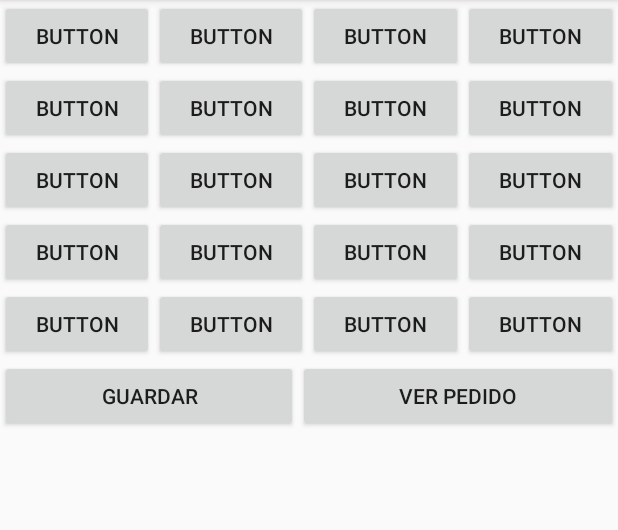
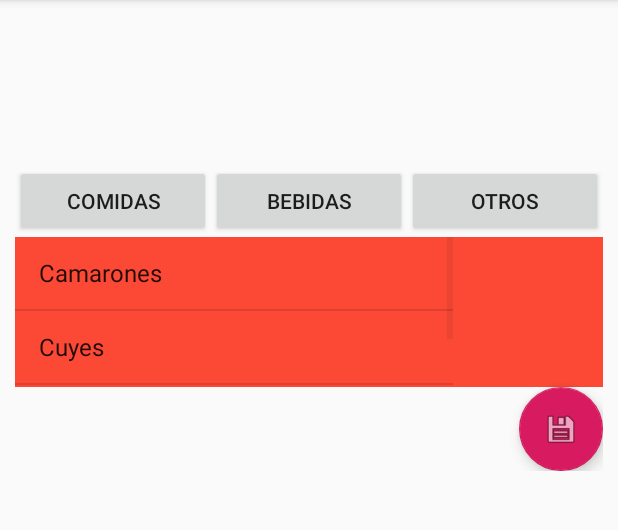
Before and after one commit to Cristian123AT/llutis, an Android app: the ActivityPedido3 screen opened directly, with no data from a screen before it, on a phone screen of 412 x 824 dp, the part 84-614 px from its top. Run offline under Robolectric (Android 15) with nearby library versions, the phone set to English and light mode, and no system bars.

Commit message:
añadiendo fragments

```diff
--- a/app/build.gradle
+++ b/app/build.gradle
@@ -27,9 +27,12 @@ dependencies {
     implementation 'androidx.navigation:navigation-fragment:2.0.0'
     implementation 'androidx.navigation:navigation-ui:2.0.0'
     implementation 'androidx.lifecycle:lifecycle-extensions:2.0.0'
+    implementation 'androidx.wear:wear:1.0.0'
+    implementation 'androidx.legacy:legacy-support-v4:1.0.0'
     testImplementation 'junit:junit:4.12'
     implementation 'com.google.firebase:firebase-core:17.0.0'
     androidTestImplementation 'androidx.test.ext:junit:1.1.0'
     androidTestImplementation 'androidx.test.espresso:espresso-core:3.1.1'
     implementation 'com.google.firebase:firebase-database:19.5.1'
+    compileOnly 'com.google.android.wearable:wearable:2.6.0'
 }
--- a/app/src/main/java/com/example/llutis/ActivityPedido3.java
+++ b/app/src/main/java/com/example/llutis/ActivityPedido3.java
@@ -1,15 +1,62 @@
 package com.example.llutis;
 
 import androidx.appcompat.app.AppCompatActivity;
+import androidx.fragment.app.Fragment;
+import androidx.fragment.app.FragmentTransaction;
 
+import android.annotation.SuppressLint;
 import android.os.Bundle;
+import android.view.View;
+import android.widget.Button;
 
-public class ActivityPedido3 extends AppCompatActivity {
+public class ActivityPedido3 extends AppCompatActivity  {
 
+    Comida comida;
+    Bebida bebida;
+
+    Otro otro;
     @Override
     protected void onCreate(Bundle savedInstanceState) {
         super.onCreate(savedInstanceState);
         setContentView(R.layout.activity_pedido3);
 
+        comida = new Comida();
+        bebida = new Bebida();
+        otro = new Otro();
+        getSupportFragmentManager().beginTransaction().add(R.id.comanda, comida).commit();
+        Button btnComidas = (Button)findViewById(R.id.comidas);
+        Button btnBebidas = (Button)findViewById(R.id.bebidas);
+        Button btnOtros = (Button)findViewById(R.id.otros);
+
+        btnComidas.setOnClickListener(new View.OnClickListener() {
+            @Override
+            public void onClick(View view) {
+                FragmentTransaction transaction = getSupportFragmentManager().beginTransaction();
+                transaction.replace(R.id.comanda, comida);
+                transaction.commit();
+            }
+        });
+
+        btnBebidas.setOnClickListener(new View.OnClickListener() {
+            @Override
+            public void onClick(View view) {
+                FragmentTransaction transaction = getSupportFragmentManager().beginTransaction();
+                transaction.replace(R.id.comanda, bebida);
+                transaction.commit();
+
+            }
+        });
+        btnOtros.setOnClickListener(new View.OnClickListener() {
+            @Override
+            public void onClick(View view) {
+                FragmentTransaction transaction = getSupportFragmentManager().beginTransaction();
+                transaction.replace(R.id.comanda, otro);
+                transaction.commit();
+
+            }
+        });
+
     }
+
+
 }
--- /dev/null
+++ b/app/src/main/java/com/example/llutis/Bebida.java
@@ -0,0 +1,64 @@
+package com.example.llutis;
+
+import android.os.Bundle;
+
+import androidx.fragment.app.Fragment;
+
+import android.view.LayoutInflater;
+import android.view.View;
+import android.view.ViewGroup;
+
+/**
+ * A simple {@link Fragment} subclass.
+ * Use the {@link Bebida#newInstance} factory method to
+ * create an instance of this fragment.
+ */
+public class Bebida extends Fragment {
+
+    // TODO: Rename parameter arguments, choose names that match
+    // the fragment initialization parameters, e.g. ARG_ITEM_NUMBER
+    private static final String ARG_PARAM1 = "param1";
+    private static final String ARG_PARAM2 = "param2";
+
+    // TODO: Rename and change types of parameters
+    private String mParam1;
+    private String mParam2;
+
+    public Bebida() {
+        // Required empty public constructor
+    }
+
+    /**
+     * Use this factory method to create a new instance of
+     * this fragment using the provided parameters.
+     *
+     * @param param1 Parameter 1.
+     * @param param2 Parameter 2.
+     * @return A new instance of fragment Bebida.
+     */
+    // TODO: Rename and change types and number of parameters
+    public static Bebida newInstance(String param1, String param2) {
+        Bebida fragment = new Bebida();
+        Bundle args = new Bundle();
+        args.putString(ARG_PARAM1, param1);
+        args.putString(ARG_PARAM2, param2);
+        fragment.setArguments(args);
+        return fragment;
+    }
+
+    @Override
+    public void onCreate(Bundle savedInstanceState) {
+        super.onCreate(savedInstanceState);
+        if (getArguments() != null) {
+            mParam1 = getArguments().getString(ARG_PARAM1);
+            mParam2 = getArguments().getString(ARG_PARAM2);
+        }
+    }
+
+    @Override
+    public View onCreateView(LayoutInflater inflater, ViewGroup container,
+                             Bundle savedInstanceState) {
+        // Inflate the layout for this fragment
+        return inflater.inflate(R.layout.fragment_bebida, container, false);
+    }
+}
--- a/app/src/main/java/com/example/llutis/Comanda.java
+++ b/app/src/main/java/com/example/llutis/Comanda.java
@@ -27,7 +27,7 @@ public class Comanda extends AppCompatActivity {
         addpedido.setOnClickListener(new View.OnClickListener() {
             @Override
             public void onClick(View v) {
-                Intent intent = new Intent(getApplicationContext(), ActivityPedido.class);
+                Intent intent = new Intent(getApplicationContext(), ActivityPedido3.class);
                 intent.putExtra("Mesa",mesa);
                 startActivity(intent);
             }
--- /dev/null
+++ b/app/src/main/java/com/example/llutis/Comida.java
@@ -0,0 +1,83 @@
+package com.example.llutis;
+
+import android.os.Bundle;
+
+import androidx.fragment.app.Fragment;
+
+import android.view.LayoutInflater;
+import android.view.View;
+import android.view.ViewGroup;
+import android.widget.ArrayAdapter;
+import android.widget.ListView;
+
+import java.util.ArrayList;
+import java.util.List;
+
+/**
+ * A simple {@link Fragment} subclass.
+ * Use the {@link Comida#newInstance} factory method to
+ * create an instance of this fragment.
+ */
+public class Comida extends Fragment {
+
+    // TODO: Rename parameter arguments, choose names that match
+    // the fragment initialization parameters, e.g. ARG_ITEM_NUMBER
+    private static final String ARG_PARAM1 = "param1";
+    private static final String ARG_PARAM2 = "param2";
+
+    // TODO: Rename and change types of parameters
+    private String mParam1;
+    private String mParam2;
+
+    public Comida() {
+        // Required empty public constructor
+    }
+
+    /**
+     * Use this factory method to create a new instance of
+     * this fragment using the provided parameters.
+     *
+     * @param param1 Parameter 1.
+     * @param param2 Parameter 2.
+     * @return A new instance of fragment Comida.
+     */
+    // TODO: Rename and change types and number of parameters
+    public static Comida newInstance(String param1, String param2) {
+        Comida fragment = new Comida();
+        Bundle args = new Bundle();
+        args.putString(ARG_PARAM1, param1);
+        args.putString(ARG_PARAM2, param2);
+        fragment.setArguments(args);
+        return fragment;
+    }
+
+    @Override
+    public void onCreate(Bundle savedInstanceState) {
+        super.onCreate(savedInstanceState);
+        if (getArguments() != null) {
+            mParam1 = getArguments().getString(ARG_PARAM1);
+            mParam2 = getArguments().getString(ARG_PARAM2);
+        }
+    }
+
+    @Override
+    public View onCreateView(LayoutInflater inflater, ViewGroup container,
+                             Bundle savedInstanceState) {
+
+        View view = inflater.inflate(R.layout.fragment_comida, container, false);
+        ArrayList<String> data = new ArrayList<>();
+        data.add("Camarones");
+        data.add("Cuyes");
+        data.add("POllo");
+
+        ArrayAdapter<String>adapter = new ArrayAdapter<String>(getContext(),
+                android.R.layout.simple_list_item_1,
+                data);
+
+
+        ListView lvData = (ListView)view.findViewById(R.id.lvData);
+        lvData.setAdapter(adapter);
+
+        return view;
+    }
+}
--- /dev/null
+++ b/app/src/main/java/com/example/llutis/Otro.java
@@ -0,0 +1,64 @@
+package com.example.llutis;
+
+import android.os.Bundle;
+
+import androidx.fragment.app.Fragment;
+
+import android.view.LayoutInflater;
+import android.view.View;
+import android.view.ViewGroup;
+
+/**
+ * A simple {@link Fragment} subclass.
+ * Use the {@link Otro#newInstance} factory method to
+ * create an instance of this fragment.
+ */
+public class Otro extends Fragment {
+
+    // TODO: Rename parameter arguments, choose names that match
+    // the fragment initialization parameters, e.g. ARG_ITEM_NUMBER
+    private static final String ARG_PARAM1 = "param1";
+    private static final String ARG_PARAM2 = "param2";
+
+    // TODO: Rename and change types of parameters
+    private String mParam1;
+    private String mParam2;
+
+    public Otro() {
+        // Required empty public constructor
+    }
+
+    /**
+     * Use this factory method to create a new instance of
+     * this fragment using the provided parameters.
+     *
+     * @param param1 Parameter 1.
+     * @param param2 Parameter 2.
+     * @return A new instance of fragment Otro.
+     */
+    // TODO: Rename and change types and number of parameters
+    public static Otro newInstance(String param1, String param2) {
+        Otro fragment = new Otro();
+        Bundle args = new Bundle();
+        args.putString(ARG_PARAM1, param1);
+        args.putString(ARG_PARAM2, param2);
+        fragment.setArguments(args);
+        return fragment;
+    }
+
+    @Override
+    public void onCreate(Bundle savedInstanceState) {
+        super.onCreate(savedInstanceState);
+        if (getArguments() != null) {
+            mParam1 = getArguments().getString(ARG_PARAM1);
+            mParam2 = getArguments().getString(ARG_PARAM2);
+        }
+    }
+
+    @Override
+    public View onCreateView(LayoutInflater inflater, ViewGroup container,
+                             Bundle savedInstanceState) {
+        // Inflate the layout for this fragment
+        return inflater.inflate(R.layout.fragment_otro, container, false);
+    }
+}
--- a/app/src/main/res/layout/activity_pedido3.xml
+++ b/app/src/main/res/layout/activity_pedido3.xml
@@ -5,195 +5,65 @@
     android:layout_width="match_parent"
     android:layout_height="wrap_content"
     android:orientation="vertical"
+    android:padding="10dp"
     tools:context=".ActivityPedido3">
 
     <LinearLayout
         android:layout_width="match_parent"
-        android:layout_height="match_parent"
-        android:orientation="horizontal">
+        android:layout_height="100dp">
 
-        <Button
-            android:id="@+id/button9"
-            android:layout_width="wrap_content"
+        <FrameLayout
+            android:id="@+id/pedido"
+            android:layout_width="match_parent"
             android:layout_height="wrap_content"
-            android:layout_weight="1"
-            android:text="Button" />
+            android:layout_marginBottom="200dp">
 
-        <Button
-            android:id="@+id/button10"
-            android:layout_width="wrap_content"
-            android:layout_height="wrap_content"
-            android:layout_weight="1"
-            android:text="Button" />
-
-        <Button
-            android:id="@+id/button11"
-            android:layout_width="wrap_content"
-            android:layout_height="wrap_content"
-            android:layout_weight="1"
-            android:text="Button" />
-
-        <Button
-            android:id="@+id/button12"
-            android:layout_width="wrap_content"
-            android:layout_height="wrap_content"
-            android:layout_weight="1"
-            android:text="Button" />
+        </FrameLayout>
     </LinearLayout>
 
     <LinearLayout
         android:layout_width="match_parent"
-        android:layout_height="match_parent"
+        android:layout_height="wrap_content"
         android:orientation="horizontal">
 
         <Button
-            android:id="@+id/button9"
+            android:id="@+id/comidas"
             android:layout_width="wrap_content"
             android:layout_height="wrap_content"
             android:layout_weight="1"
-            android:text="Button" />
+            android:text="Comidas" />
 
         <Button
-            android:id="@+id/button10"
+            android:id="@+id/bebidas"
             android:layout_width="wrap_content"
             android:layout_height="wrap_content"
             android:layout_weight="1"
-            android:text="Button" />
+            android:text="Bebidas" />
 
         <Button
-            android:id="@+id/button11"
+            android:id="@+id/otros"
             android:layout_width="wrap_content"
             android:layout_height="wrap_content"
             android:layout_weight="1"
-            android:text="Button" />
+            android:text="Otros" />
 
-        <Button
-            android:id="@+id/button12"
-            android:layout_width="wrap_content"
-            android:layout_height="wrap_content"
-            android:layout_weight="1"
-            android:text="Button" />
     </LinearLayout>
 
-    <LinearLayout
+    <FrameLayout
+        android:id="@+id/comanda"
         android:layout_width="match_parent"
-        android:layout_height="match_parent"
-        android:orientation="horizontal">
+        android:layout_height="100dp">
 
-        <Button
-            android:id="@+id/button9"
-            android:layout_width="wrap_content"
-            android:layout_height="wrap_content"
-            android:layout_weight="1"
-            android:text="Button" />
+    </FrameLayout>
 
-        <Button
-            android:id="@+id/button10"
-            android:layout_width="wrap_content"
-            android:layout_height="wrap_content"
-            android:layout_weight="1"
-            android:text="Button" />
+    <com.google.android.material.floatingactionbutton.FloatingActionButton
+        android:id="@+id/floatingActionButton"
+        android:layout_width="wrap_content"
+        android:layout_height="wrap_content"
 
-        <Button
-            android:id="@+id/button11"
-            android:layout_width="wrap_content"
-            android:layout_height="wrap_content"
-            android:layout_weight="1"
-            android:text="Button" />
+        android:layout_gravity="end|bottom"
 
-        <Button
-            android:id="@+id/button12"
-            android:layout_width="wrap_content"
-            android:layout_height="wrap_content"
-            android:layout_weight="1"
-            android:text="Button" />
-    </LinearLayout>
+        android:clickable="true"
+        app:srcCompat="@android:drawable/ic_menu_save" />
 
-    <LinearLayout
-        android:layout_width="match_parent"
-        android:layout_height="match_parent"
-        android:orientation="horizontal">
-
-        <Button
-            android:id="@+id/button9"
-            android:layout_width="wrap_content"
-            android:layout_height="wrap_content"
-            android:layout_weight="1"
-            android:text="Button" />
-
-        <Button
-            android:id="@+id/button10"
-            android:layout_width="wrap_content"
-            android:layout_height="wrap_content"
-            android:layout_weight="1"
-            android:text="Button" />
-
-        <Button
-            android:id="@+id/button11"
-            android:layout_width="wrap_content"
-            android:layout_height="wrap_content"
-            android:layout_weight="1"
-            android:text="Button" />
-
-        <Button
-            android:id="@+id/button12"
-            android:layout_width="wrap_content"
-            android:layout_height="wrap_content"
-            android:layout_weight="1"
-            android:text="Button" />
-    </LinearLayout>
-
-    <LinearLayout
-        android:layout_width="match_parent"
-        android:layout_height="match_parent"
-        android:orientation="horizontal">
-
-        <Button
-            android:id="@+id/button9"
-            android:layout_width="wrap_content"
-            android:layout_height="wrap_content"
-            android:layout_weight="1"
-            android:text="Button" />
-
-        <Button
-            android:id="@+id/button10"
-            android:layout_width="wrap_content"
-            android:layout_height="wrap_content"
-            android:layout_weight="1"
-            android:text="Button" />
-
-        <Button
-            android:id="@+id/button11"
-            android:layout_width="wrap_content"
-            android:layout_height="wrap_content"
-            android:layout_weight="1"
-            android:text="Button" />
-
-        <Button
-            android:id="@+id/button12"
-            android:layout_width="wrap_content"
-            android:layout_height="wrap_content"
-            android:layout_weight="1"
-            android:text="Button" />
-    </LinearLayout>
-
-    <LinearLayout
-        android:layout_width="match_parent"
-        android:layout_height="match_parent"
-        android:orientation="horizontal">
-
-        <Button
-            android:id="@+id/save"
-            android:layout_width="wrap_content"
-            android:layout_height="wrap_content"
-            android:layout_weight="1"
-            android:text="Guardar" />
-
-        <Button
-            android:id="@+id/view_pedido"
-            android:layout_width="wrap_content"
-            android:layout_height="wrap_content"
-            android:layout_weight="1"
-            android:text="Ver Pedido" />
-    </LinearLayout>
 </LinearLayout>
--- /dev/null
+++ b/app/src/main/res/layout/fragment_comida.xml
@@ -0,0 +1,16 @@
+<?xml version="1.0" encoding="utf-8"?>
+<androidx.constraintlayout.widget.ConstraintLayout xmlns:android="http://schemas.android.com/apk/res/android"
+    xmlns:app="http://schemas.android.com/apk/res-auto"
+    xmlns:tools="http://schemas.android.com/tools"
+    android:layout_width="match_parent"
+    android:layout_height="match_parent"
+    android:background="#FB4935"
+    tools:context=".Comida">
+
+    <ListView
+        android:id="@+id/lvData"
+        android:layout_width="match_parent"
+        android:layout_height="match_parent"
+        android:layout_marginEnd="100dp"
+        app:layout_constraintEnd_toEndOf="parent" />
+</androidx.constraintlayout.widget.ConstraintLayout>
--- /dev/null
+++ b/app/src/main/res/values-round/strings.xml
@@ -0,0 +1,3 @@
+<resources>
+    <string name="hello_world">Hello Round World!</string>
+</resources>
```
Also changed, not shown: app/src/main/AndroidManifest.xml (+6 -1 lines), app/src/main/java/com/example/llutis/ActivityPedido2.java (+2 -7 lines), app/src/main/res/layout/fragment_bebida.xml (added, +16 -0 lines), app/src/main/res/layout/fragment_otro.xml (added, +15 -0 lines), app/src/main/res/values/dimens.xml (+12 -0 lines), app/src/main/res/values/strings.xml (+8 -0 lines).
